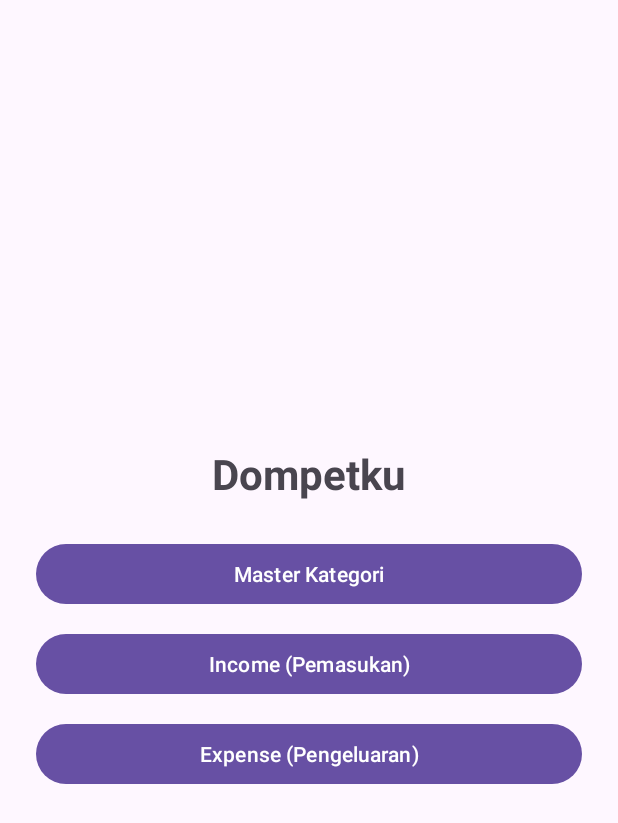
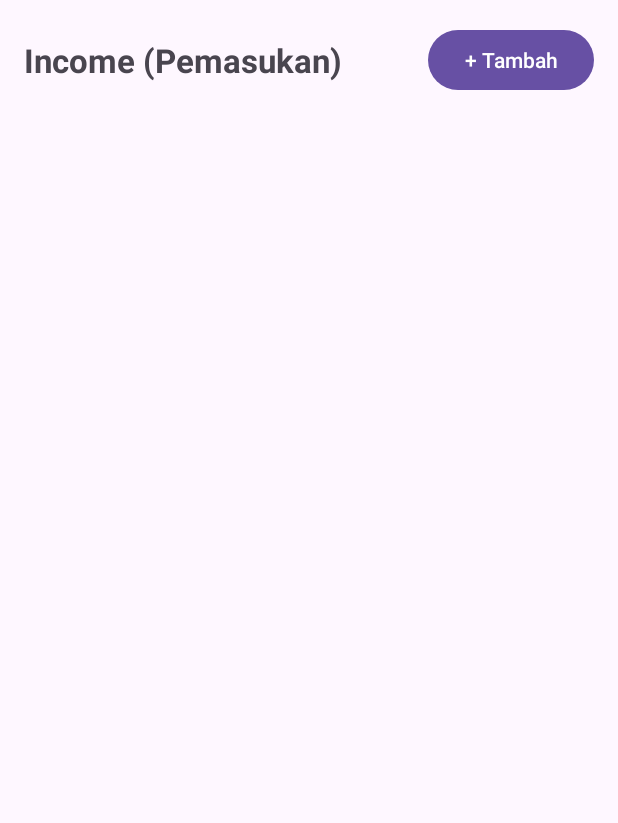
Before and after one commit to Flowswolf/dompetku-paba, an Android app: the screen it shows after launch (MainActivity before the commit, IncomeActivity after it), after a tap on "Income (Pemasukan)", on a phone screen of 412 x 824 dp. Shown: the top 823 px of the screen. Run offline under Robolectric (Android 15) with nearby library versions, the phone set to English and light mode, and no system bars.

Commit message:
Income mencatat, mengubah, dan menghapus pemasukan

```diff
--- a/app/src/main/AndroidManifest.xml
+++ b/app/src/main/AndroidManifest.xml
@@ -25,6 +25,10 @@
             android:name=".KategoriActivity"
             android:exported="false"
             android:windowSoftInputMode="adjustResize" />
+        <activity
+            android:name=".IncomeActivity"
+            android:exported="false"
+            android:windowSoftInputMode="adjustResize" />
     </application>
 
 </manifest>
--- /dev/null
+++ b/app/src/main/java/com/jeremye/dompetku/AdapterIncome.kt
@@ -0,0 +1,81 @@
+package com.jeremye.dompetku
+
+import android.view.LayoutInflater
+import android.view.ViewGroup
+import androidx.recyclerview.widget.RecyclerView
+import com.jeremye.dompetku.databinding.ItemIncomeBinding
+
+class AdapterIncome(private val listIncome: ArrayList<dcIncome>) :
+    RecyclerView.Adapter<AdapterIncome.ListViewHolder>() {
+
+    private lateinit var onItemClickCallback: OnItemClickCallback
+
+    interface OnItemClickCallback {
+        fun onItemClicked(data: dcIncome)
+        fun editData(pos: Int)
+        fun delData(pos: Int)
+    }
+
+    fun setOnItemClickCallback(onItemClickCallback: OnItemClickCallback) {
+        this.onItemClickCallback = onItemClickCallback
+    }
+
+    override fun onCreateViewHolder(
+        parent: ViewGroup,
+        viewType: Int
+    ): ListViewHolder {
+        val binding = ItemIncomeBinding.inflate(
+            LayoutInflater.from(parent.context),
+            parent,
+            false
+        )
+        return ListViewHolder(binding)
+    }
+
+    override fun onBindViewHolder(
+        holder: ListViewHolder,
+        position: Int
+    ) {
+        val income = listIncome[position]
+
+        holder.binding.tvKategoriIncome.text = income.kategori
+        holder.binding.tvNominalIncome.text = "Rp ${income.nominal}"
+        holder.binding.tvTanggalIncome.text = income.tanggal
+        holder.binding.tvKeteranganIncome.text =
+            if (income.keterangan.isEmpty()) "-" else income.keterangan
+
+        holder.itemView.setOnClickListener {
+            val currentPosition = holder.bindingAdapterPosition
+            if (currentPosition != RecyclerView.NO_POSITION &&
+                ::onItemClickCallback.isInitialized
+            ) {
+                onItemClickCallback.onItemClicked(listIncome[currentPosition])
+            }
+        }
+
+        holder.binding.btnEdit.setOnClickListener {
+            val currentPosition = holder.bindingAdapterPosition
+            if (currentPosition != RecyclerView.NO_POSITION &&
+                ::onItemClickCallback.isInitialized
+            ) {
+                onItemClickCallback.editData(currentPosition)
+            }
+        }
+
+        holder.binding.btnHapus.setOnClickListener {
+            val currentPosition = holder.bindingAdapterPosition
+            if (currentPosition != RecyclerView.NO_POSITION &&
+                ::onItemClickCallback.isInitialized
+            ) {
+                onItemClickCallback.delData(currentPosition)
+            }
+        }
+    }
+
+    override fun getItemCount(): Int {
+        return listIncome.size
+    }
+
+    inner class ListViewHolder(val binding: ItemIncomeBinding) :
+        RecyclerView.ViewHolder(binding.root)
+}
--- a/app/src/main/java/com/jeremye/dompetku/MainActivity.kt
+++ b/app/src/main/java/com/jeremye/dompetku/MainActivity.kt
@@ -39,6 +39,7 @@ class MainActivity : AppCompatActivity() {
         }
 
         binding.btnMenuIncome.setOnClickListener {
+            startActivity(Intent(this, IncomeActivity::class.java))
         }
 
         binding.btnMenuExpense.setOnClickListener {
--- /dev/null
+++ b/app/src/main/res/layout/activity_income.xml
@@ -0,0 +1,37 @@
+<?xml version="1.0" encoding="utf-8"?>
+<LinearLayout xmlns:android="http://schemas.android.com/apk/res/android"
+    android:layout_width="match_parent"
+    android:layout_height="match_parent"
+    android:orientation="vertical">
+
+    <LinearLayout
+        android:layout_width="match_parent"
+        android:layout_height="wrap_content"
+        android:gravity="center_vertical"
+        android:orientation="horizontal"
+        android:padding="16dp">
+
+        <TextView
+            android:id="@+id/tvJudulIncome"
+            android:layout_width="0dp"
+            android:layout_height="wrap_content"
+            android:layout_weight="1"
+            android:text="Income (Pemasukan)"
+            android:textSize="22sp"
+            android:textStyle="bold" />
+
+        <Button
+            android:id="@+id/btnTambahIncome"
+            android:layout_width="wrap_content"
+            android:layout_height="wrap_content"
+            android:text="+ Tambah" />
+    </LinearLayout>
+
+    <androidx.recyclerview.widget.RecyclerView
+        android:id="@+id/rvIncome"
+        android:layout_width="match_parent"
+        android:layout_height="0dp"
+        android:layout_weight="1"
+        android:paddingHorizontal="8dp" />
+
+</LinearLayout>
```
Also changed, not shown: app/src/main/java/com/jeremye/dompetku/IncomeActivity.kt (added, +260 -0 lines), app/src/main/java/com/jeremye/dompetku/dcIncome.kt (added, +8 -0 lines), app/src/main/res/layout/dialog_income.xml (added, +44 -0 lines), app/src/main/res/layout/item_income.xml (added, +62 -0 lines).
